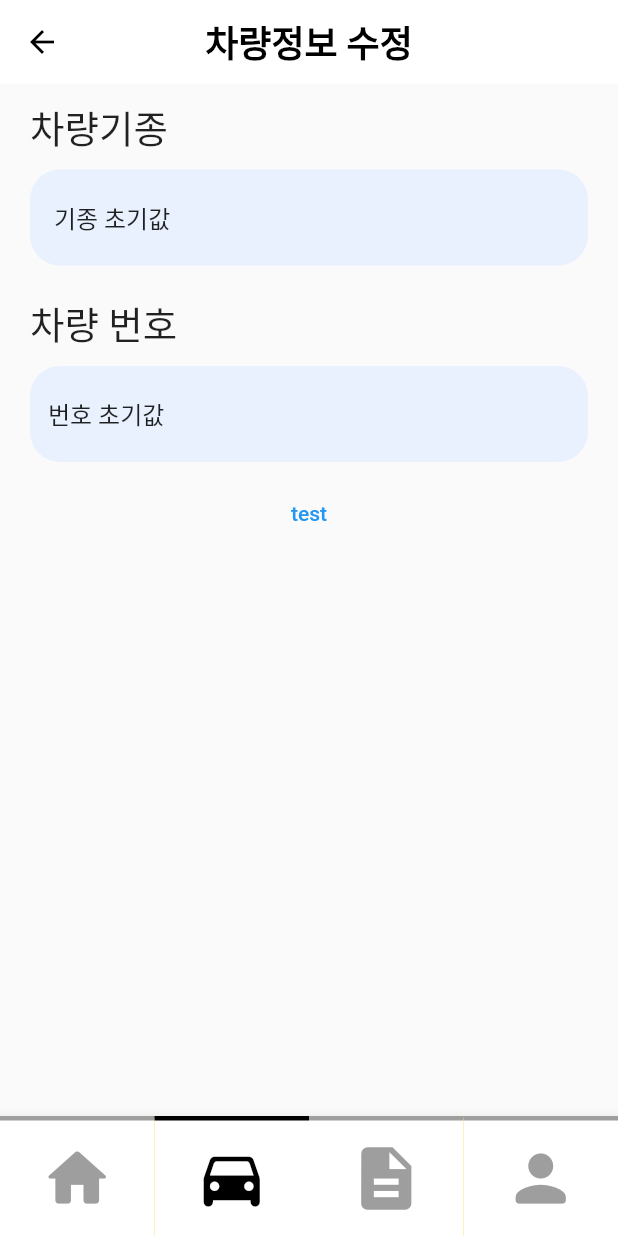
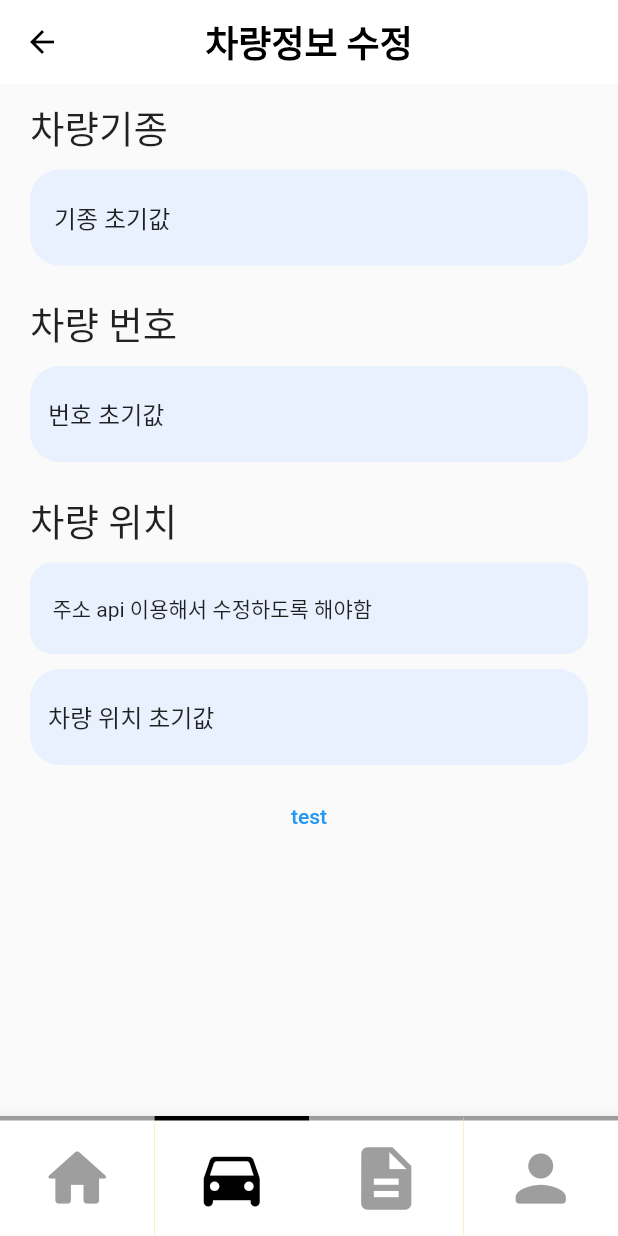
Before and after one commit to Fire-Lights-1s/ClassCar, a Flutter app: the CarDataUpgrade screen opened directly with empty values, on a phone screen of 412 x 824 dp. Run offline on Flutter 3.47's test engine with Material 2 defaults, Android fonts, the phone set to English and light mode, and no system bars; our stand-ins replace carousel_slider, firebase_core; missing offline and left inert: daum_postcode_search, flutter_inappwebview; accounts and stored records are empty.

Commit message:
subsub_car_updateScreen_adding_gmap

```diff
--- a/lib/screens/car_data_upgrade.dart
+++ b/lib/screens/car_data_upgrade.dart
@@ -16,13 +16,14 @@ class CarDataUpgrade extends StatefulWidget {
 
 class _CarDataUpgradeState extends State<CarDataUpgrade> {
   late TextEditingController carNameTextfiled, carNumTextfiled;
-
+  late TextEditingController carLocTextfiled;
   @override
   void initState() {
     // TODO: implement initState
     super.initState();
     carNameTextfiled = TextEditingController(text: "${widget.carName} 기종 초기값");
     carNumTextfiled = TextEditingController(text: "번호 초기값");
+    carLocTextfiled = TextEditingController(text: "차량 위치 초기값");
   }
 
   @override
@@ -61,6 +62,11 @@ class _CarDataUpgradeState extends State<CarDataUpgrade> {
                 fractionationInfo: '차량 번호',
                 hintText: '차량 번호',
                 textControll: carNumTextfiled,
+              ),
+              CarLocationInput(
+                fractionationInfo: '차량 위치',
+                hintText: '차량 상세 위치를 입력해주세요',
+                textControll: carLocTextfiled,
               ),
               TextButton(
                 onPressed: () {
@@ -145,9 +151,82 @@ class CarInfoInput extends StatelessWidget {
                 ),
               ),
             ),
-              onChanged: (text) {}),
+          ),
         ],
       ),
     );
   }
 }
+
+class CarLocationInput extends StatelessWidget {
+  final String fractionationInfo, hintText;
+  final TextEditingController textControll;
+
+  const CarLocationInput({
+    super.key,
+    required this.fractionationInfo,
+    required this.hintText,
+    required this.textControll,
+  });
+
+  @override
+  Widget build(BuildContext context) {
+    return Container(
+      padding: const EdgeInsets.symmetric(vertical: 10),
+      child: Column(
+        crossAxisAlignment: CrossAxisAlignment.start,
+        children: [
+          Text(
+            fractionationInfo,
+            style: const TextStyle(fontSize: 25),
+          ),
+          const SizedBox(
+            height: 10,
+          ),
+          SizedBox(
+            width: double.infinity,
+            child: Container(
+              padding: const EdgeInsets.only(
+                left: 15,
+                right: 15,
+                top: 20,
+                bottom: 20,
+              ),
+              decoration: BoxDecoration(
+                color: const Color(0xFFE9F1FF),
+                borderRadius: BorderRadius.circular(15),
+              ),
+              child: const Row(
+                children: [
+                  Text("주소 api 이용해서 수정하도록 해야함"),
+                ],
+              ),
+            ),
+          ),
+          const SizedBox(
+            height: 10,
+          ),
+          TextFormField(
+            controller: textControll,
+            maxLength: 50,
+            keyboardType: TextInputType.text,
+            decoration: InputDecoration(
+              counterText: '',
+              filled: true,
+              fillColor: const Color(0xFFE9F1FF),
+              hintText: hintText,
+              enabledBorder: const OutlineInputBorder(
+                borderRadius: BorderRadius.all(
+                  Radius.circular(20),
+                ),
+                borderSide: BorderSide(
+                  color: Colors.transparent,
+                ),
+              ),
+            ),
+          ),
+        ],
+      ),
+    );
+  }
+}
--- a/pubspec.yaml
+++ b/pubspec.yaml
@@ -13,6 +13,7 @@ dependencies:
   daum_postcode_search: ^0.0.2
   flutter_inappwebview: ^5.7.2+3
   firebase_core: ^2.14.0
+  google_maps_flutter: ^2.3.0
 
 dev_dependencies:
   flutter_test:
```
Also changed, not shown: lib/screens/car_item_screen.dart (+44 -3 lines), pubspec.lock, 2 other files. Lines whose indentation alone changed are shown as unchanged.
